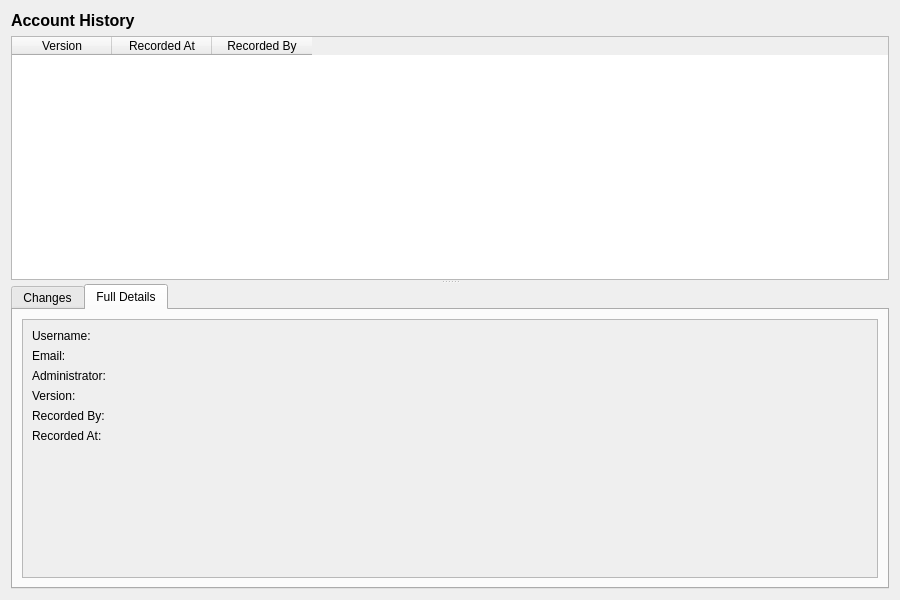
This is projects/ores.qt/ui/AccountHistoryDialog.ui in OreStudio/OreStudio as Qt 5 draws it before an edit. The edited form follows.
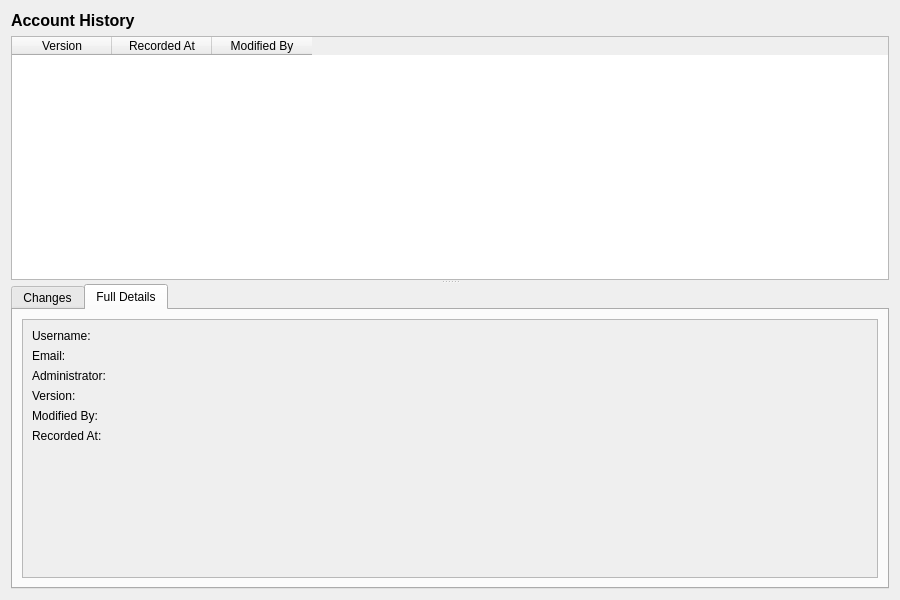
This is the edited form. The open tabs and pages were chosen to show the change.

Commit message: [protocol] Fix audit trail metadata: rename recorded_by, remove from wire format

```diff
--- a/projects/ores.qt/ui/AccountHistoryDialog.ui
+++ b/projects/ores.qt/ui/AccountHistoryDialog.ui
@@ -63,7 +63,7 @@
       </column>
       <column>
        <property name="text">
-        <string>Recorded By</string>
+        <string>Modified By</string>
        </property>
       </column>
      </widget>
@@ -203,7 +203,7 @@
                <item row="4" column="0">
                 <widget class="QLabel" name="recordedByLabel">
                  <property name="text">
-                  <string>Recorded By:</string>
+                  <string>Modified By:</string>
                  </property>
                 </widget>
                </item>
```
Left out of the diff: 4 changed lines with no effect on the pictures. The commit also changes 473 other files.
